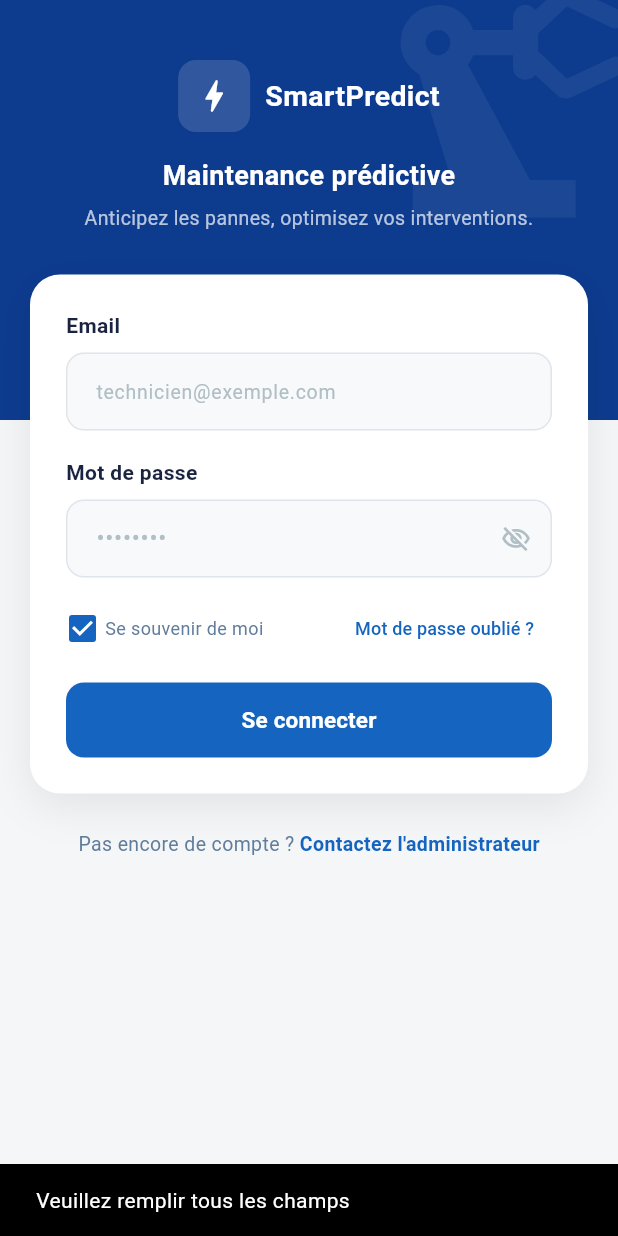
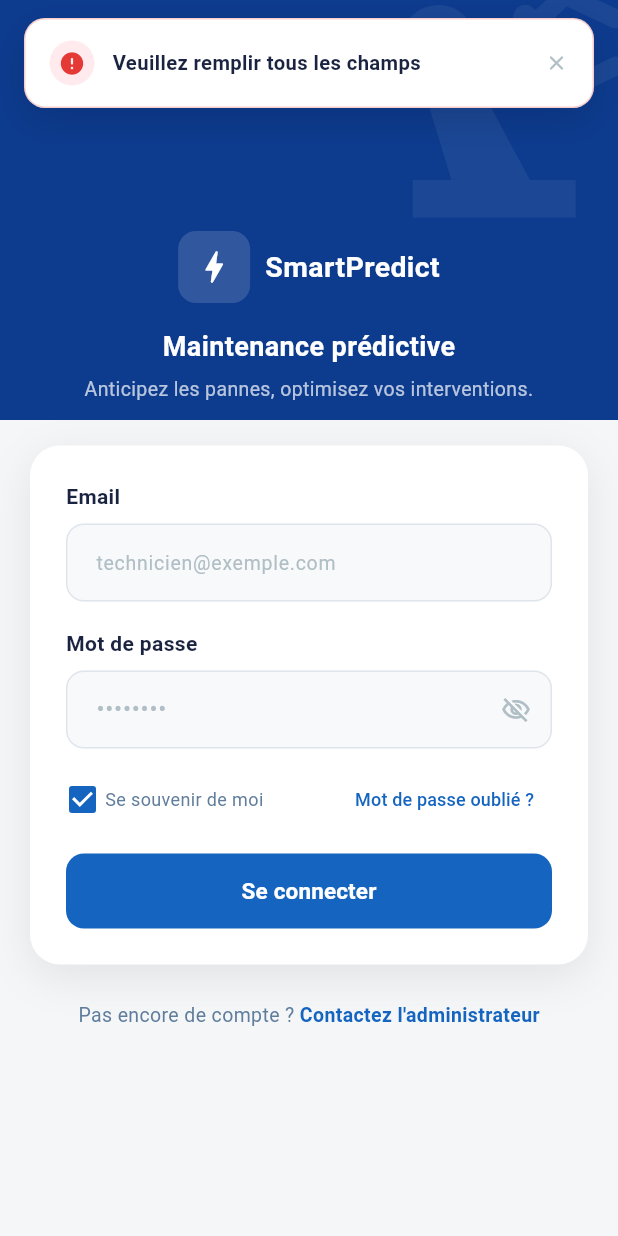
Before and after one commit to David-is-king/Memoire_M2, a Flutter app: the screen it shows after launch, after a tap on "Se connecter", on a phone screen of 412 x 824 dp. Run offline on Flutter 3.47's test engine with Material 3 defaults, Android fonts, the phone set to English and light mode, and no system bars; our stand-ins replace fl_chart; accounts and stored records are empty; network calls fail.

Commit message:
revue page login apk et connexion a la BD

```diff
--- /dev/null
+++ b/app_flutter/lib/current_user.dart
@@ -0,0 +1,47 @@
+// ─────────────────────────────────────────────
+// current_user.dart
+// Etat global minimal de l'utilisateur connecte,
+// rempli a partir de la reponse /auth/login.
+// ─────────────────────────────────────────────
+
+class CurrentUser {
+  static String? id;
+  static String? email;
+  static String? fullName;
+  static String? role;
+
+  static void set({
+    required String id,
+    required String email,
+    String? fullName,
+    String? role,
+  }) {
+    CurrentUser.id = id;
+    CurrentUser.email = email;
+    CurrentUser.fullName = fullName;
+    CurrentUser.role = role;
+  }
+
+  static void clear() {
+    id = null;
+    email = null;
+    fullName = null;
+    role = null;
+  }
+
+  static String get displayName =>
+      (fullName != null && fullName!.trim().isNotEmpty) ? fullName! : (email ?? 'Utilisateur');
+
+  static String get firstName => displayName.split(' ').first;
+
+  static String get roleLabel {
+    switch (role) {
+      case 'admin':
+        return 'Administrateur';
+      case 'technician':
+        return 'Technicien de maintenance';
+      default:
+        return role ?? '';
+    }
+  }
+}
--- a/app_flutter/lib/login_screen.dart
+++ b/app_flutter/lib/login_screen.dart
@@ -4,6 +4,7 @@ import 'package:flutter/material.dart';
 import 'api_service.dart';
 import 'app_theme.dart';
 import 'main_shell.dart';
+import 'top_toast.dart';
 
 class LoginScreen extends StatefulWidget {
   const LoginScreen({super.key});
@@ -25,33 +26,30 @@ class _LoginScreenState extends State<LoginScreen> {
   void _handleLogin() async {
     if (_emailController.text.trim().isEmpty ||
         _passwordController.text.isEmpty) {
-      ScaffoldMessenger.of(context).showSnackBar(
-        const SnackBar(content: Text('Veuillez remplir tous les champs')),
-      );
+      showTopToast(context, 'Veuillez remplir tous les champs');
       return;
     }
 
-// affichage du chargement
     setState(() => _isLoading = true);
 
-// Envoie de l'email et du mot de passe à ton API et attend la réponse (true ou false)
-    final success = await _apiService.login(
+    try {
+      await _apiService.login(
         _emailController.text.trim(),
         _passwordController.text,
       );
 
-    setState(() => _isLoading = false);
-
-    if (success && mounted) {
-      // Si la connexion réussit l'application bascule vers MainShell et supprime l'écran de connexion de l'historique pour éviter que l'utilisateur ne revienne en arrière en cliquant sur le bouton retour
+      if (mounted) {
         Navigator.pushReplacement(
           context,
           MaterialPageRoute(builder: (_) => const MainShell()),
         );
-    } else if (mounted) {
-      ScaffoldMessenger.of(context).showSnackBar(
-        const SnackBar(content: Text('Email ou mot de passe incorrect')),
-      );
+      }
+    } on ApiException catch (e) {
+      if (mounted) showTopToast(context, e.message);
+    } catch (_) {
+      if (mounted) showTopToast(context, 'Impossible de contacter le serveur');
+    } finally {
+      if (mounted) setState(() => _isLoading = false);
     }
   }
 
@@ -92,8 +90,14 @@ class _LoginScreenState extends State<LoginScreen> {
 
           // formulaire
           SafeArea(
-            child: SingleChildScrollView(
+            child: LayoutBuilder(
+              builder: (context, constraints) {
+                return SingleChildScrollView(
+                  child: ConstrainedBox(
+                    constraints: BoxConstraints(minHeight: constraints.maxHeight),
+                    child: Center(
                       child: Column(
+                        mainAxisSize: MainAxisSize.min,
                         children: [
                   const SizedBox(height: 40),
                   // Logo
@@ -328,6 +332,10 @@ class _LoginScreenState extends State<LoginScreen> {
                       ),
                     ),
                   ),
+                );
+              },
+            ),
+          ),
         ],
       ),
     );
--- /dev/null
+++ b/app_flutter/lib/top_toast.dart
@@ -0,0 +1,159 @@
+// ─────────────────────────────────────────────
+// top_toast.dart
+// Notification moderne affichee en haut de l'ecran
+// (remplace les SnackBar par defaut, ancrees en bas).
+// ─────────────────────────────────────────────
+
+import 'package:flutter/material.dart';
+import 'app_theme.dart';
+
+enum ToastType { success, error, info }
+
+/// Affiche une bannière animée en haut de l'écran pendant [duration],
+/// puis la retire automatiquement (ou au tap).
+void showTopToast(
+  BuildContext context,
+  String message, {
+  ToastType type = ToastType.error,
+  Duration duration = const Duration(seconds: 3),
+}) {
+  final overlay = Overlay.of(context);
+  late OverlayEntry entry;
+
+  entry = OverlayEntry(
+    builder: (context) => _TopToast(
+      message: message,
+      type: type,
+      duration: duration,
+      onDismiss: () => entry.remove(),
+    ),
+  );
+
+  overlay.insert(entry);
+}
+
+class _TopToast extends StatefulWidget {
+  final String message;
+  final ToastType type;
+  final Duration duration;
+  final VoidCallback onDismiss;
+
+  const _TopToast({
+    required this.message,
+    required this.type,
+    required this.duration,
+    required this.onDismiss,
+  });
+
+  @override
+  State<_TopToast> createState() => _TopToastState();
+}
+
+class _TopToastState extends State<_TopToast> with SingleTickerProviderStateMixin {
+  late final AnimationController _controller;
+  late final Animation<Offset> _slide;
+  late final Animation<double> _fade;
+
+  @override
+  void initState() {
+    super.initState();
+    _controller = AnimationController(
+      vsync: this,
+      duration: const Duration(milliseconds: 280),
+      reverseDuration: const Duration(milliseconds: 200),
+    );
+    _slide = Tween<Offset>(begin: const Offset(0, -0.3), end: Offset.zero)
+        .animate(CurvedAnimation(parent: _controller, curve: Curves.easeOutCubic));
+    _fade = CurvedAnimation(parent: _controller, curve: Curves.easeOut);
+
+    _controller.forward();
+    Future.delayed(widget.duration, _close);
+  }
+
+  void _close() async {
+    if (!mounted) return;
+    await _controller.reverse();
+    widget.onDismiss();
+  }
+
+  @override
+  void dispose() {
+    _controller.dispose();
+    super.dispose();
+  }
+
+  (Color, Color, IconData) get _style {
+    switch (widget.type) {
+      case ToastType.success:
+        return (AppTheme.success, AppTheme.successBg, Icons.check_circle_rounded);
+      case ToastType.error:
+        return (AppTheme.danger, AppTheme.dangerBg, Icons.error_rounded);
+      case ToastType.info:
+        return (AppTheme.info, AppTheme.infoBg, Icons.info_rounded);
+    }
+  }
+
+  @override
+  Widget build(BuildContext context) {
+    final (color, bg, icon) = _style;
+
+    return Positioned(
+      top: 0,
+      left: 0,
+      right: 0,
+      child: SafeArea(
+        child: SlideTransition(
+          position: _slide,
+          child: FadeTransition(
+            opacity: _fade,
+            child: Padding(
+              padding: const EdgeInsets.fromLTRB(16, 12, 16, 0),
+              child: Material(
+                color: Colors.transparent,
+                child: GestureDetector(
+                  onTap: _close,
+                  child: Container(
+                    padding: const EdgeInsets.symmetric(horizontal: 16, vertical: 14),
+                    decoration: BoxDecoration(
+                      color: AppTheme.surface,
+                      borderRadius: BorderRadius.circular(14),
+                      border: Border.all(color: color.withValues(alpha: 0.25)),
+                      boxShadow: [
+                        BoxShadow(
+                          color: Colors.black.withValues(alpha: 0.12),
+                          blurRadius: 20,
+                          offset: const Offset(0, 8),
+                        ),
+                      ],
+                    ),
+                    child: Row(
+                      children: [
+                        Container(
+                          padding: const EdgeInsets.all(6),
+                          decoration: BoxDecoration(color: bg, shape: BoxShape.circle),
+                          child: Icon(icon, color: color, size: 18),
+                        ),
+                        const SizedBox(width: 12),
+                        Expanded(
+                          child: Text(
+                            widget.message,
+                            style: const TextStyle(
+                              color: AppTheme.textPrimary,
+                              fontSize: 13.5,
+                              fontWeight: FontWeight.w600,
+                            ),
+                          ),
+                        ),
+                        Icon(Icons.close_rounded, color: AppTheme.textMuted, size: 16),
+                      ],
+                    ),
+                  ),
+                ),
+              ),
+            ),
+          ),
+        ),
+      ),
+    );
+  }
+}
```
Also changed, not shown: app_flutter/lib/api_service.dart (+15 -4 lines), app_flutter/lib/dashboard_screen.dart (+5 -4 lines), app_flutter/lib/profile_screen.dart (+5 -4 lines), 25 other files. Lines whose indentation alone changed are shown as unchanged.
